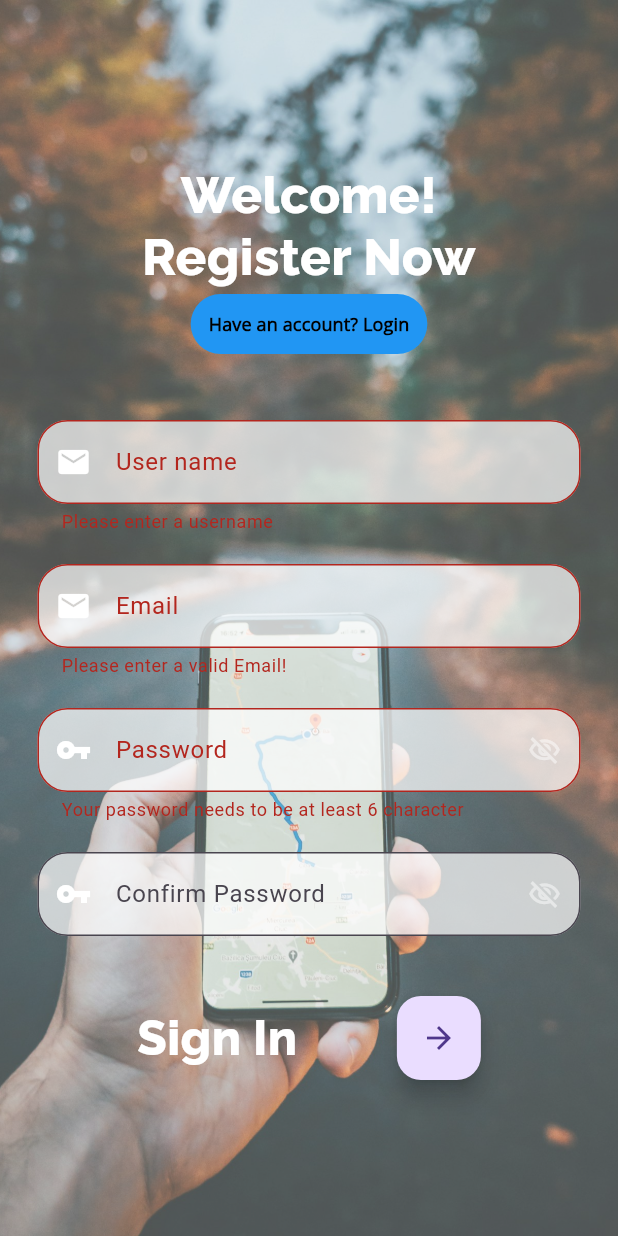
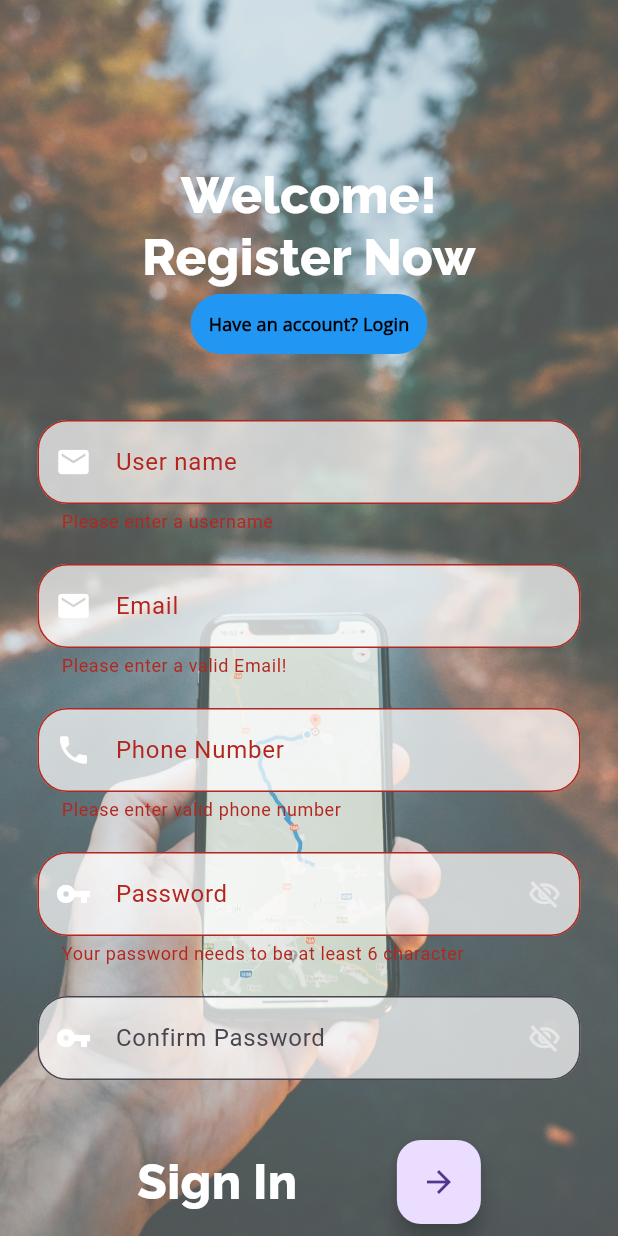
Before and after one commit to hAsiBuL231/Women-Safety-App__wtih-live-location, a Flutter app: the SignUpPageView screen opened directly, after a tap on the "arrow forward" icon, on a phone screen of 412 x 824 dp. Run offline on Flutter 3.47's test engine with Material 3 defaults, Android fonts, the phone set to English and light mode, and no system bars; our stand-ins replace auto_size_text, cached_network_image, carousel_slider, contacts_service, fluttertoast, geocoding and 10 more; missing offline and left inert: background_sms, flutter_phone_direct_caller, flutter_polyline_points, flutter_state_management, shake, webview_flutter_android; accounts and stored records are empty; network calls fail.

Commit message:
Project Modified to publish - 10/7/2024

```diff
--- a/lib/models/location_model.dart
+++ b/lib/models/location_model.dart
@@ -19,7 +19,7 @@ class UserLocation {
 
   factory UserLocation.fromJson(Map<String, dynamic> json) {
     return UserLocation(
-      url: json['url'],
+      url: json['securityCode'],
       created: DateTime.parse(json['created']),
       updated: DateTime.parse(json['updated']),
       taker: json['taker'],
--- a/lib/repository/location_repo/LocationRepo.dart
+++ b/lib/repository/location_repo/LocationRepo.dart
@@ -36,7 +36,7 @@ class LocationRepo {
 
     Position? position = await Geolocator.getLastKnownPosition();
 
-    Map data = {"token": token, "taker": username, "message": "Please enter your name", "latitude": position!.latitude, "longitude": position.longitude};
+    Map data = {"token": token, "taker": username, "message": "message", "latitude": position?.latitude ?? 98.0, "longitude": position?.longitude ?? 98.0};
     try {
       String jsonData = json.encode(data);
       dynamic response = await _apiServices.postApi(jsonData, AppUrl.locationUrl);
--- a/lib/repository/sos_history_repo/SOSHistoryRepo.dart
+++ b/lib/repository/sos_history_repo/SOSHistoryRepo.dart
@@ -44,8 +44,8 @@ class SOSHistoryRepo {
       "email": useremail,
       "number": usernumber,
       "location": "location",
-      "latitude": position!.latitude,
-      "longitude": position.longitude,
+      "latitude": position?.latitude ?? 98.0,
+      "longitude": position?.longitude ?? 98.0,
       "phone_numbers": "phoneNumbers"
     };
     try {
--- a/lib/view/Authentication/signup_view/SignUpPageView.dart
+++ b/lib/view/Authentication/signup_view/SignUpPageView.dart
@@ -94,6 +94,24 @@ class _SignUpPageViewState extends State<SignUpPageView> {
                           border: OutlineInputBorder(borderRadius: BorderRadius.circular(20))))),
                   const SizedBox(height: 20),
                   Obx(() => TextFormField(
+                      controller: signUpVM.phoneController.value,
+                      focusNode: signUpVM.phoneFocusNode.value,
+                      validator: (input) {
+                        if (input!.length < 11 && !input.isPhoneNumber) {
+                          return 'Please enter valid phone number';
+                        }
+                        return null;
+                      },
+                      onFieldSubmitted: (value) => Utils.fieldFocusChange(context, signUpVM.phoneFocusNode.value, signUpVM.passwordFocusNode.value),
+                      decoration: InputDecoration(
+                          hintText: 'Phone Number',
+                          labelText: 'Phone Number',
+                          fillColor: Colors.white70,
+                          filled: true,
+                          prefixIcon: const Icon(Icons.phone, color: Colors.white),
+                          border: OutlineInputBorder(borderRadius: BorderRadius.circular(20))))),
+                  const SizedBox(height: 20),
+                  Obx(() => TextFormField(
                       controller: signUpVM.passwordController.value,
                       focusNode: signUpVM.passwordFocusNode.value,
                       validator: (input) {
--- a/lib/view/user_view/UserView.dart
+++ b/lib/view/user_view/UserView.dart
@@ -88,7 +88,7 @@ class _UserViewState extends State<UserView> {
                           onPressed: () {},
                         )),
                     buildUserInfoDisplay(user.name, 'Name', EditNameFormPage(refreshCallback: refreshScreen), context),
-                    buildUserInfoDisplay("${user.phone}", 'Phone', EditPhoneFormPage(refreshCallback: refreshScreen), context),
+                    buildUserInfoDisplay("0${user.phone}", 'Phone', EditPhoneFormPage(refreshCallback: refreshScreen), context),
                     buildUserInfoDisplay(user.email, 'Email', const EditEmailFormPage(), context),
                     // Expanded(flex: 4, child: buildAbout(user)),
                     const SizedBox(height: 100),
--- a/lib/view_models/login_view_model/LoginViewModel.dart
+++ b/lib/view_models/login_view_model/LoginViewModel.dart
@@ -1,4 +1,3 @@
-
 import 'package:flutter/cupertino.dart';
 import 'package:get/get.dart';
 import '../../.utils/Functions.dart';
@@ -48,6 +47,8 @@ class LoginViewModel extends GetxController {
       snackBar('Login successful', context);
 
       Get.delete<LoginViewModel>();
+
+      await Future.delayed(const Duration(seconds: 10));
       nextPage(const SplashScreen(), context);
       // nextPage(const BottomPage(), context);
     } catch (e) {
--- a/lib/view_models/map_view_models/listen_location.dart
+++ b/lib/view_models/map_view_models/listen_location.dart
@@ -177,7 +177,6 @@ class ListenLocationProvider extends GetxController {
     });
   }
 
-
   // getListing() async {
   //   SharedPreferences prefs = await SharedPreferences.getInstance();
   //   listen.value = prefs.getBool('locPer')!;
--- a/lib/view_models/signup_view_model/SignUpViewModel.dart
+++ b/lib/view_models/signup_view_model/SignUpViewModel.dart
@@ -2,6 +2,7 @@
 
 import 'package:flutter/cupertino.dart';
 import 'package:flutter_women_safety_app/view/splash_screen.dart';
+import 'package:geolocator/geolocator.dart';
 import 'package:get/get.dart';
 
 import '../../.data/user_data_SharedPreferences/app_user_data.dart';
@@ -9,6 +10,7 @@ import '../../.utils/Functions.dart';
 import '../../repository/location_repo/LocationRepo.dart';
 import '../../repository/login_repository/LoginRepository.dart';
 import '../../repository/sos_history_repo/SOSHistoryRepo.dart';
+import '../../view/bottom_screens/BottomPage.dart';
 import '../user_view_model/UserViewModel.dart';
 
 class SignUpViewModel extends GetxController {
@@ -16,11 +18,13 @@ class SignUpViewModel extends GetxController {
 
   final usernameController = TextEditingController().obs;
   final emailController = TextEditingController().obs;
+  final phoneController = TextEditingController().obs;
   final passwordController = TextEditingController().obs;
   final confirmPasswordController = TextEditingController().obs;
 
   final usernameFocusNode = FocusNode().obs;
   final emailFocusNode = FocusNode().obs;
+  final phoneFocusNode = FocusNode().obs;
   final passwordFocusNode = FocusNode().obs;
   final confirmPasswordFocusNode = FocusNode().obs;
 
@@ -46,21 +50,23 @@ class SignUpViewModel extends GetxController {
       var token = await prefs.get(prefs.token) ?? '';
 
       if (token != '') {
-        snackBar('Login successful', context);
+        snackBar('Signup successful', context);
+
+        prefs.setInt(prefs.user_number, int.parse(phoneController.value.text));
 
         UserViewModel repo2 = UserViewModel();
         var response2 = await repo2.postUserApi(context);
 
+        await Geolocator.requestPermission();
         LocationRepo repo3 = LocationRepo();
         var response3 = await repo3.postUserLocationApi(context);
 
         SOSHistoryRepo repo4 = SOSHistoryRepo();
         var response4 = await repo4.postUserSOSHistoryApi();
 
-
         Get.delete<SignUpViewModel>();
         nextPage(const SplashScreen(), context);
-        // nextPage(const BottomPage(), context);
+        //nextPage(const BottomPage(), context);
       }
     } catch (e) {
       showToast(e.toString(), error: true);
--- a/lib/view_models/user_view_model/UserViewModel.dart
+++ b/lib/view_models/user_view_model/UserViewModel.dart
@@ -30,13 +30,15 @@ class UserViewModel extends GetxController {
     Prefs prefs = Prefs();
     String token = await prefs.get(prefs.token);
     String email = await prefs.get(prefs.email);
+    String name = await prefs.get(prefs.username);
+    int phone = await prefs.getInt(prefs.user_number);
 
     // loading.value = true;
     Map data = {
       "token": token,
       "email": email,
-      "name": "Please enter your name",
-      "phone": 018,
+      "name": name,
+      "phone": phone,
       // "email": emailController.value.text,
       // "name": nameController.value.text,
       // "phone": phoneController.value.text,
```
Also changed, not shown: lib/.resources/app_url/AppUrl.dart (+5 -4 lines), lib/repository/login_repository/LoginRepository.dart (+14 -1 lines).
